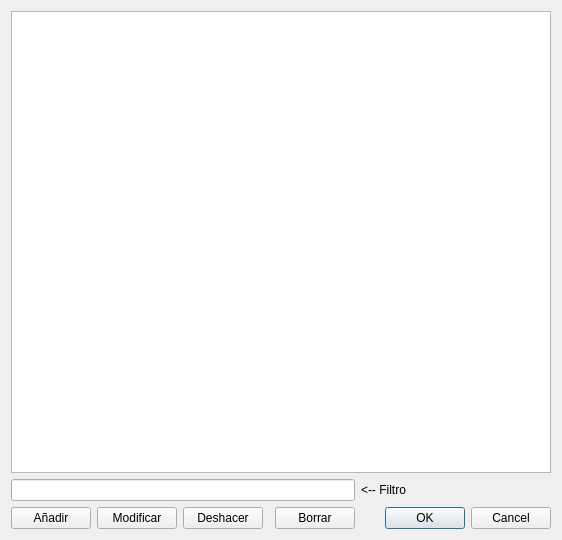
Ladis72/tienda, file fabricantes.ui: the form before one commit.
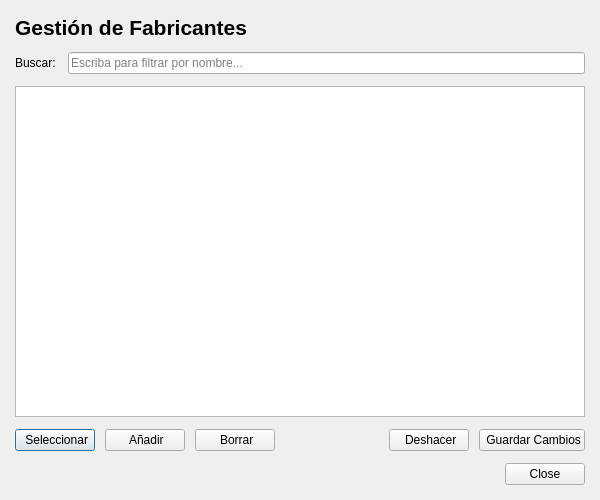
The form after the commit.

What changed in the file:
```diff
--- a/fabricantes.ui
+++ b/fabricantes.ui
@@ -6,39 +6,79 @@
    <rect>
     <x>0</x>
     <y>0</y>
-    <width>562</width>
-    <height>540</height>
+    <width>600</width>
+    <height>500</height>
    </rect>
   </property>
   <property name="windowTitle">
    <string>Familias</string>
   </property>
-  <layout class="QGridLayout" name="gridLayout">
-   <item row="2" column="5">
-    <widget class="QDialogButtonBox" name="buttonBox">
-     <property name="orientation">
-      <enum>Qt::Orientation::Horizontal</enum>
-     </property>
-     <property name="standardButtons">
-      <set>QDialogButtonBox::StandardButton::Cancel|QDialogButtonBox::StandardButton::Ok</set>
-     </property>
-    </widget>
+  <layout class="QVBoxLayout" name="verticalLayout">
+   <property name="spacing">
+    <number>12</number>
+   </property>
+   <property name="leftMargin">
+    <number>15</number>
+   </property>
+   <property name="topMargin">
+    <number>15</number>
+   </property>
+   <property name="rightMargin">
+    <number>15</number>
+   </property>
+   <property name="bottomMargin">
+    <number>15</number>
+   </property>
+   <item>
+    <layout class="QHBoxLayout" name="headerLayout">
+     <item>
+      <widget class="QLabel" name="labelTitle">
+       <property name="font">
+        <font>
+         <pointsize>16</pointsize>
+         <weight>75</weight>
+         <bold>true</bold>
+        </font>
+       </property>
+       <property name="text">
+        <string>Gestión de Fabricantes</string>
+       </property>
+      </widget>
+     </item>
+     <item>
+      <spacer name="horizontalSpacer">
+       <property name="orientation">
+        <enum>Qt::Horizontal</enum>
+       </property>
+       <property name="sizeHint" stdset="0">
+        <size>
+         <width>40</width>
+         <height>20</height>
+        </size>
+       </property>
+      </spacer>
+     </item>
+    </layout>
    </item>
-   <item row="2" column="2">
-    <widget class="QPushButton" name="pushButtonDeshacer">
-     <property name="text">
-      <string>Deshacer</string>
-     </property>
-    </widget>
+   <item>
+    <layout class="QHBoxLayout" name="searchLayout">
+     <item>
+      <widget class="QLabel" name="labelBuscar">
+       <property name="text">
+        <string>Buscar:</string>
+       </property>
+      </widget>
+     </item>
+     <item>
+      <widget class="QLineEdit" name="lineEdit">
+       <property name="placeholderText">
+        <string>Escriba para filtrar por nombre...</string>
+       </property>
+      </widget>
+     </item>
+    </layout>
    </item>
-   <item row="2" column="4">
-    <widget class="QPushButton" name="pushButtonBorrar">
-     <property name="text">
-      <string>Borrar</string>
-     </property>
-    </widget>
-   </item>
-   <item row="0" column="0" colspan="6">
+   <item>
     <widget class="QTableView" name="tableView">
      <property name="alternatingRowColors">
       <bool>true</bool>
@@ -47,15 +87,12 @@
       <enum>QAbstractItemView::SelectionMode::SingleSelection</enum>
      </property>
      <property name="selectionBehavior">
-      <enum>QAbstractItemView::SelectionBehavior::SelectRows</enum>
-     </property>
-     <property name="textElideMode">
-      <enum>Qt::TextElideMode::ElideRight</enum>
+      <enum>QAbstractItemView::SelectRows</enum>
      </property>
      <property name="sortingEnabled">
       <bool>true</bool>
      </property>
-     <attribute name="horizontalHeaderShowSortIndicator" stdset="0">
+     <attribute name="horizontalHeaderStretchLastSection">
       <bool>true</bool>
      </attribute>
      <attribute name="verticalHeaderVisible">
@@ -63,27 +100,71 @@
      </attribute>
     </widget>
    </item>
-   <item row="2" column="0">
-    <widget class="QPushButton" name="pushButtonAnadir">
-     <property name="text">
-      <string>Añadir</string>
+   <item>
+    <layout class="QHBoxLayout" name="buttonLayout">
+     <property name="spacing">
+      <number>10</number>
      </property>
-    </widget>
+     <item>
+      <widget class="QPushButton" name="pushButtonSeleccionar">
+       <property name="text">
+        <string> Seleccionar</string>
+       </property>
+       <property name="autoDefault">
+        <bool>true</bool>
+       </property>
+      </widget>
+     </item>
+     <item>
+      <widget class="QPushButton" name="pushButtonAnadir">
+       <property name="text">
+        <string> Añadir</string>
+       </property>
+      </widget>
+     </item>
+     <item>
+      <widget class="QPushButton" name="pushButtonBorrar">
+       <property name="text">
+        <string> Borrar</string>
+       </property>
+      </widget>
+     </item>
+     <item>
+      <spacer name="spacerButtons">
+       <property name="orientation">
+        <enum>Qt::Horizontal</enum>
+       </property>
+       <property name="sizeHint" stdset="0">
+        <size>
+         <width>40</width>
+         <height>20</height>
+        </size>
+       </property>
+      </spacer>
+     </item>
+     <item>
+      <widget class="QPushButton" name="pushButtonDeshacer">
+       <property name="text">
+        <string> Deshacer</string>
+       </property>
+      </widget>
+     </item>
+     <item>
+      <widget class="QPushButton" name="pushButtonModificar">
+       <property name="text">
+        <string> Guardar Cambios</string>
+       </property>
+      </widget>
+     </item>
+    </layout>
    </item>
-   <item row="2" column="1">
-    <widget class="QPushButton" name="pushButtonModificar">
-     <property name="text">
-      <string>Modificar</string>
+   <item>
+    <widget class="QDialogButtonBox" name="buttonBox">
+     <property name="orientation">
+      <enum>Qt::Horizontal</enum>
      </property>
-    </widget>
-   </item>
-   <item row="1" column="0" colspan="5">
-    <widget class="QLineEdit" name="lineEdit"/>
-   </item>
-   <item row="1" column="5">
-    <widget class="QLabel" name="label">
-     <property name="text">
-      <string>&lt;-- Filtro</string>
+     <property name="standardButtons">
+      <set>QDialogButtonBox::Close</set>
      </property>
     </widget>
    </item>
```
Left out of the diff: 27 changed lines with no effect on the pictures.
